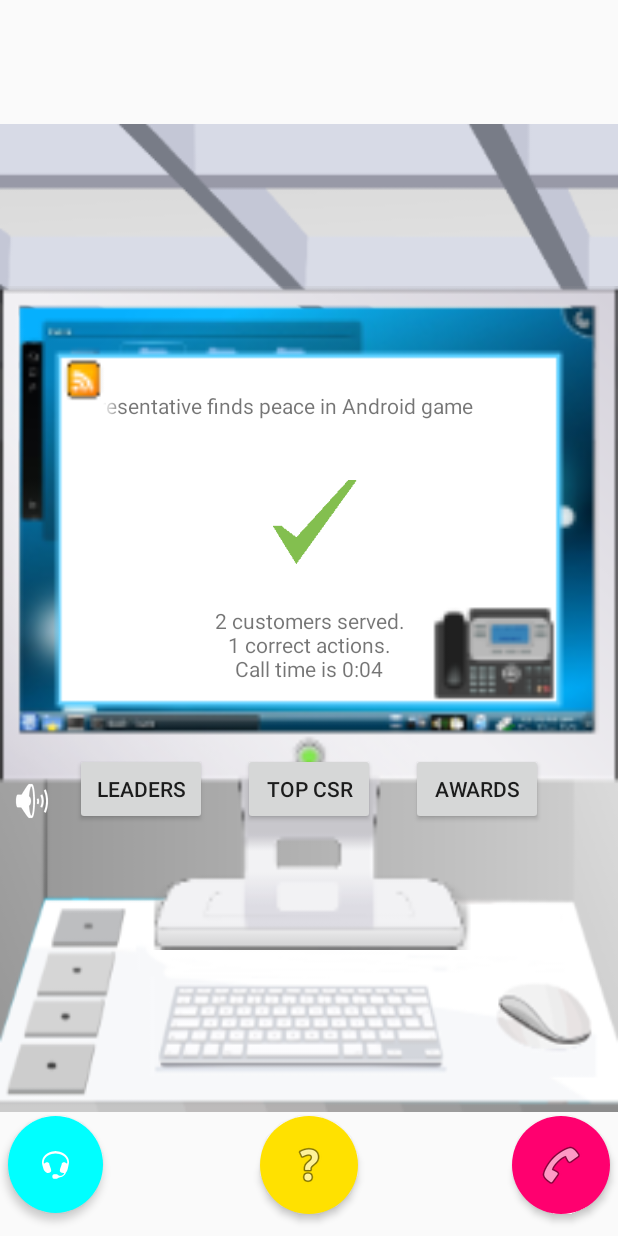
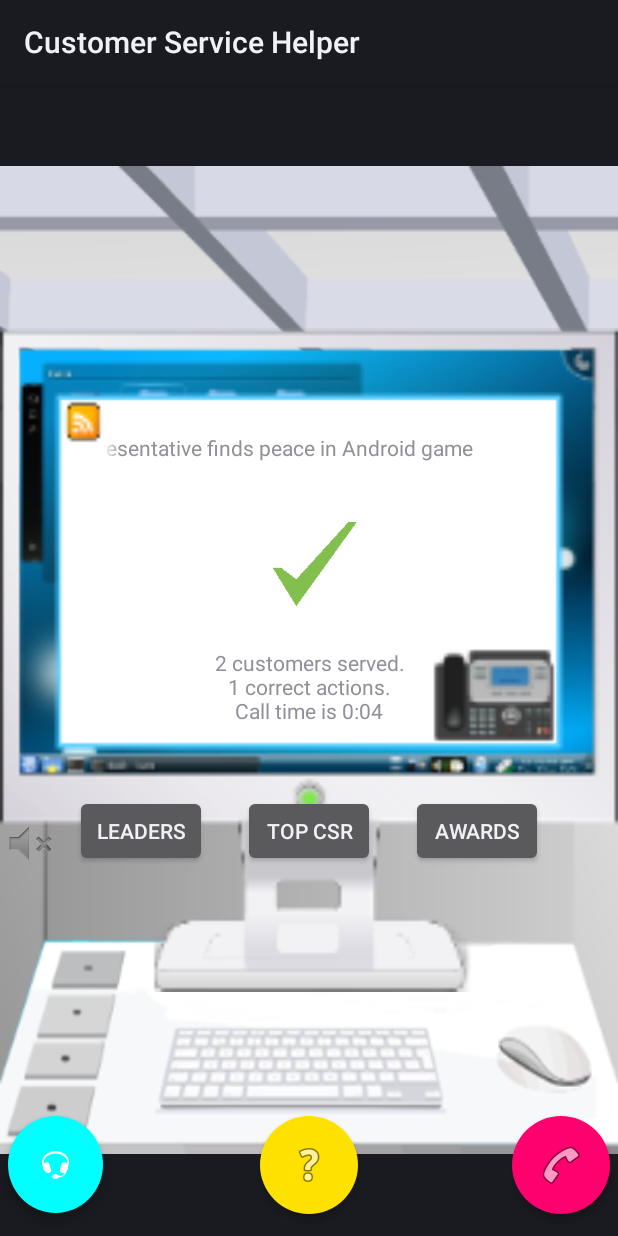
Before and after one commit to jshepdevelopment/CustomerServiceHelper, an Android app: the screen it shows after launch (MainActivity), after a tap on an icon or button, on a phone screen of 412 x 824 dp. Run offline under Robolectric (Android 15) with nearby library versions, the phone set to English and light mode, and no system bars; our stand-ins replace AdMob; 3 statements that could not run were skipped; 1 other tap on this screen came first.

Commit message:
Audio control added.

```diff
--- a/app/src/main/AndroidManifest.xml
+++ b/app/src/main/AndroidManifest.xml
@@ -15,6 +15,7 @@
         android:label="@string/app_name"
         android:supportsRtl="true"
         android:screenOrientation="portrait"
+        android:configChanges="orientation|keyboardHidden">
         android:theme="@style/AppTheme">
         <activity android:name=".MainActivity">
 
--- a/app/src/main/java/com/jshepdevelopment/customerservicehelper/MainActivity.java
+++ b/app/src/main/java/com/jshepdevelopment/customerservicehelper/MainActivity.java
@@ -58,7 +58,7 @@ public class MainActivity extends Activity implements View.OnClickListener, Goog
 
     public Boolean mustHelp = false;
     public Boolean needsUpdate = true;
-    public boolean soundOn = true;
+    public Boolean soundOn = true;
 
     private MediaPlayer correctSound = null;
     private MediaPlayer incorrectSound = null;
@@ -171,12 +171,14 @@ public class MainActivity extends Activity implements View.OnClickListener, Goog
         ImageButton toggleSoundButton = (ImageButton) this.findViewById(R.id.toggle_sound_button);
 
         if(soundOn) {
-            toggleSoundButton.setAlpha(50);
+            toggleSoundButton.setBackground(getDrawable(android.R.drawable.ic_lock_silent_mode));//"@android:drawable/ic_lock_silent_mode_off");
             soundOn = false;
-        }
-        if(!soundOn) {
-            toggleSoundButton.setAlpha(100);
+            Log.d("JSLOG", "Sound is off.");
+        } else {
+            toggleSoundButton.setBackground(getDrawable(android.R.drawable.ic_lock_silent_mode_off));//"@android:drawable/ic_lock_silent_mode_off");
+
             soundOn = true;
+            Log.d("JSLOG", "Sound is on.");
         }
 
     }
@@ -351,11 +353,15 @@ public class MainActivity extends Activity implements View.OnClickListener, Goog
         if(mustHelp) {
             correctCount -= 1;
             resultView.setImageResource(R.drawable.incorrect);
-            incorrectSound.start();
+            if(soundOn) {
+                incorrectSound.start();
+            }
         } else {
             resultView.setImageResource(R.drawable.correct);
             correctCount += 1;
-            correctSound.start();
+            if(soundOn) {
+                correctSound.start();
+            }
         }
 
         resultView.startAnimation(resultAnimation);
```
